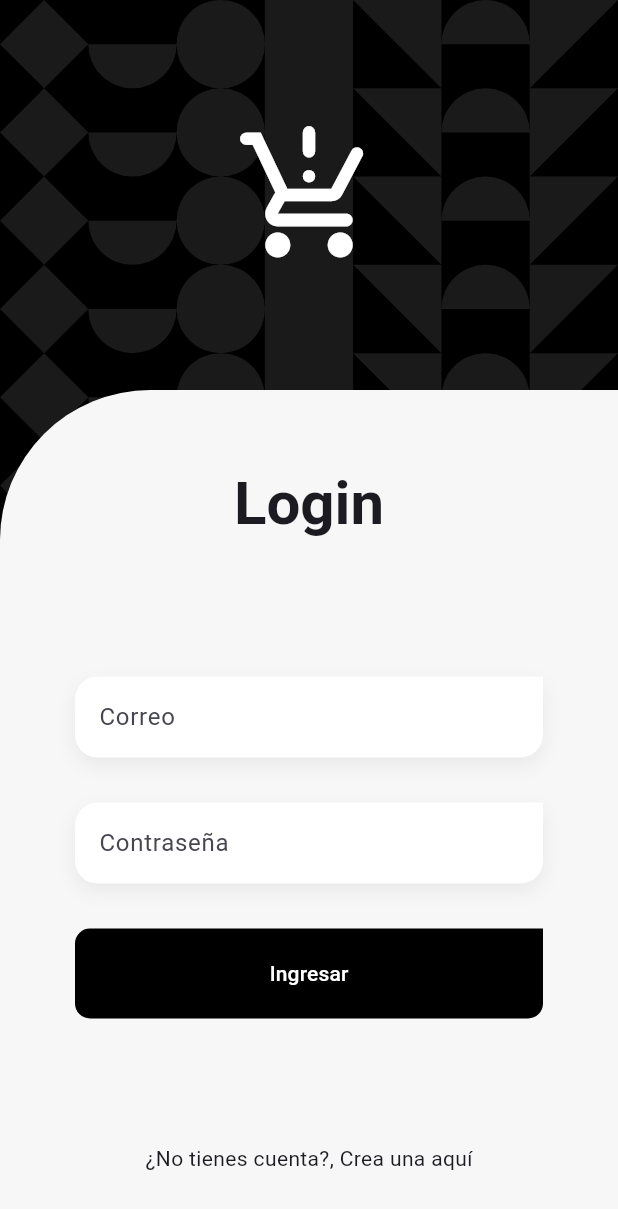
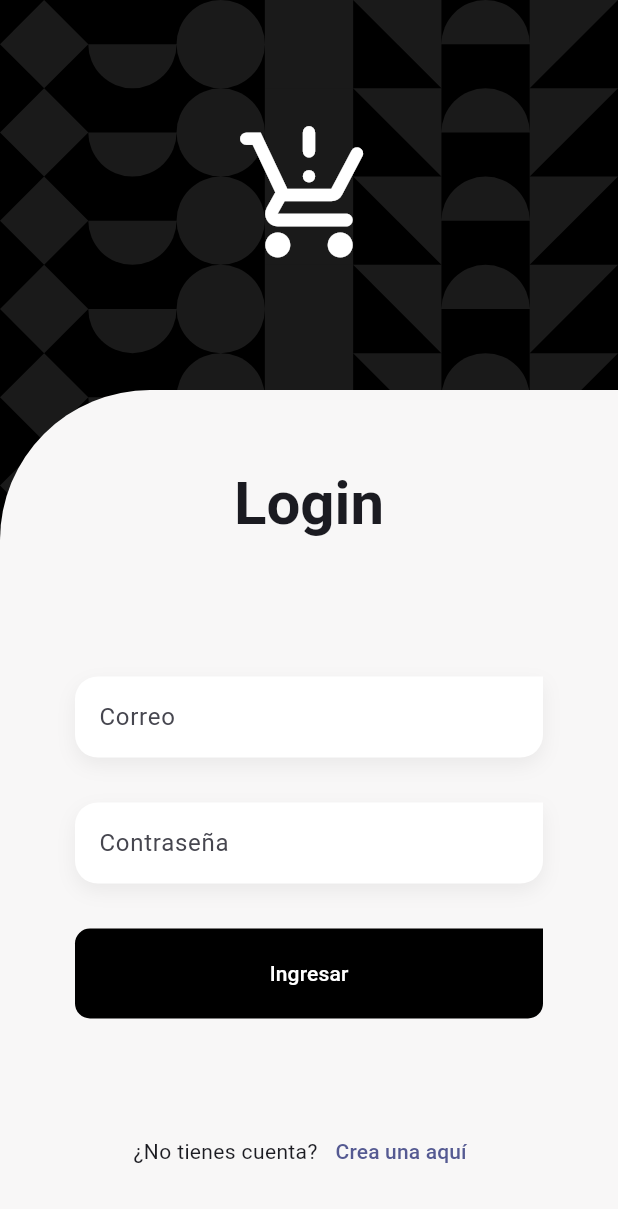
Before and after one commit to Klerith/flutter-authenticated-crud, a Flutter app: the screen it shows after launch, on a phone screen of 412 x 824 dp. Shown: the top 1209 px of the screen. Run offline on Flutter 3.47's test engine with Material 2 defaults, Android fonts, the phone set to English and light mode, and no system bars; our stand-ins replace go_router, google_fonts; project files that could hold a hidden picture were left out.

Commit message:
actualizaciones en el login

```diff
--- a/lib/features/auth/presentation/screens/login_screen.dart
+++ b/lib/features/auth/presentation/screens/login_screen.dart
@@ -90,9 +90,15 @@ class _LoginForm extends StatelessWidget {
 
           const Spacer( flex: 2 ),
 
-          GestureDetector(
-            onTap: () {},
-            child: const Text('¿No tienes cuenta?, Crea una aquí')
+          Row(
+            mainAxisAlignment: MainAxisAlignment.center,
+            children: [
+              const Text('¿No tienes cuenta?'),
+              TextButton(
+                onPressed: (){},
+                child: const Text('Crea una aquí')
+              )
+            ],
           ),
 
           const Spacer( flex: 1),
```
